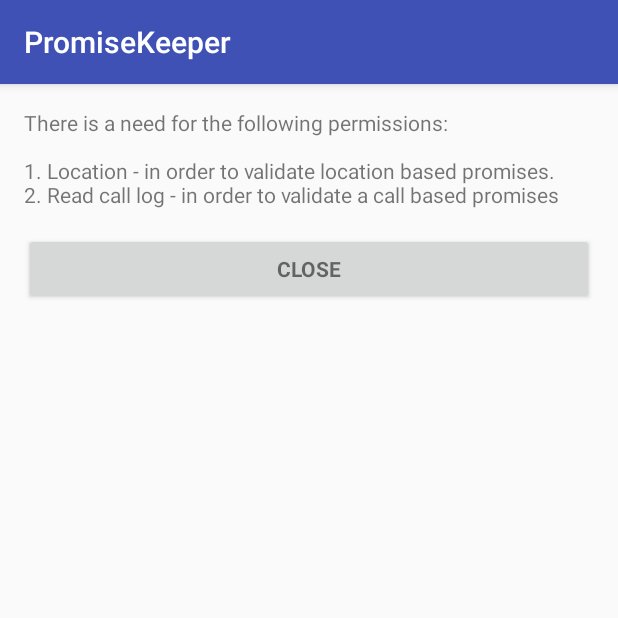
After one commit to devomri/PromiseKeeper, an Android app: the PermissionRequestActivity screen opened directly, with no data from a screen before it, on a phone screen of 412 x 824 dp, the top half of it. The commit adds this screen. Run offline under Robolectric (Android 15) with nearby library versions, the phone set to English and light mode, and no system bars.

Commit message:
Added asking for permission at the startup of the applciation

```diff
--- a/app/src/main/AndroidManifest.xml
+++ b/app/src/main/AndroidManifest.xml
@@ -7,6 +7,7 @@
     <uses-permission android:name="android.permission.READ_PROFILE" />
     <uses-permission android:name="android.permission.READ_CONTACTS" />
     <uses-permission android:name="android.permission.RECEIVE_BOOT_COMPLETED" />
+    <uses-permission android:name="android.permission.READ_CALL_LOG" />
 
     <!--
          The ACCESS_COARSE/FINE_LOCATION permissions are not required to use
@@ -65,9 +66,11 @@
             android:enabled="true"
             android:exported="true">
             <intent-filter>
-                <action android:name="android.intent.action.BOOT_COMPLETED"></action>
+                <action android:name="android.intent.action.BOOT_COMPLETED" />
             </intent-filter>
         </receiver>
+
+        <activity android:name=".PermissionRequestActivity"></activity>
     </application>
 
 </manifest>
--- a/app/src/main/java/com/omri/dev/promisekeeper/Model/PromiseVerifier.java
+++ b/app/src/main/java/com/omri/dev/promisekeeper/Model/PromiseVerifier.java
@@ -55,6 +55,9 @@ public class PromiseVerifier {
 
                 break;
             }
+            case CALL: {
+                break;
+            }
         }
 
         return isPromiseKept[0];
--- /dev/null
+++ b/app/src/main/java/com/omri/dev/promisekeeper/PermissionRequestActivity.java
@@ -0,0 +1,18 @@
+package com.omri.dev.promisekeeper;
+
+import android.support.v7.app.AppCompatActivity;
+import android.os.Bundle;
+import android.view.View;
+
+public class PermissionRequestActivity extends AppCompatActivity {
+
+    @Override
+    protected void onCreate(Bundle savedInstanceState) {
+        super.onCreate(savedInstanceState);
+        setContentView(R.layout.activity_permission_request);
+    }
+
+    public void closeActivity(View view) {
+        finish();
+    }
+}
--- a/app/src/main/res/layout/activity_about.xml
+++ b/app/src/main/res/layout/activity_about.xml
@@ -6,6 +6,7 @@
     android:layout_height="match_parent"
     tools:context="com.omri.dev.promisekeeper.AboutActivity">
     <TextView
+        android:id="@+id/about_text_view"
         android:layout_width="368dp"
         android:layout_height="495dp"
         android:text="About"
--- /dev/null
+++ b/app/src/main/res/layout/activity_permission_request.xml
@@ -0,0 +1,40 @@
+<?xml version="1.0" encoding="utf-8"?>
+<LinearLayout xmlns:android="http://schemas.android.com/apk/res/android"
+    xmlns:tools="http://schemas.android.com/tools"
+    android:layout_width="match_parent"
+    android:layout_height="match_parent"
+    android:gravity="center_horizontal"
+    android:orientation="vertical"
+    android:paddingBottom="@dimen/activity_vertical_margin"
+    android:paddingLeft="@dimen/activity_horizontal_margin"
+    android:paddingRight="@dimen/activity_horizontal_margin"
+    android:paddingTop="@dimen/activity_vertical_margin"
+
+    tools:context="com.omri.dev.promisekeeper.PermissionRequestActivity">
+
+    <ScrollView
+        android:layout_width="match_parent"
+        android:layout_height="match_parent">
+        <LinearLayout
+            android:layout_width="match_parent"
+            android:layout_height="wrap_content"
+            android:orientation="vertical">
+
+            <TextView
+                android:layout_width="match_parent"
+                android:layout_height="match_parent"
+                android:text="There is a need for the following permissions:\n\n1. Location - in order to validate location based promises.\n2. Read call log - in order to validate a call based promises"/>
+
+            <Button
+                style="?android:textAppearanceSmall"
+                android:layout_width="match_parent"
+                android:layout_height="wrap_content"
+                android:layout_marginTop="16dp"
+                android:textStyle="bold"
+                android:text="Close"
+                android:onClick="closeActivity"/>
+        </LinearLayout>
+
+    </ScrollView>
+
+</LinearLayout>
--- a/app/src/main/res/menu/activity_main_drawer.xml
+++ b/app/src/main/res/menu/activity_main_drawer.xml
@@ -19,7 +19,7 @@
     <item android:title="@string/general">
         <menu>
             <item
-                android:id="@+id/nav_share"
+                android:id="@+id/nav_about"
                 android:icon="@android:drawable/ic_menu_help"
                 android:title="@string/about" />
         </menu>
```
Also changed, not shown: app/src/main/java/com/omri/dev/promisekeeper/AboutActivity.java (+46 -0 lines), app/src/main/java/com/omri/dev/promisekeeper/MainActivity.java (+65 -14 lines).
